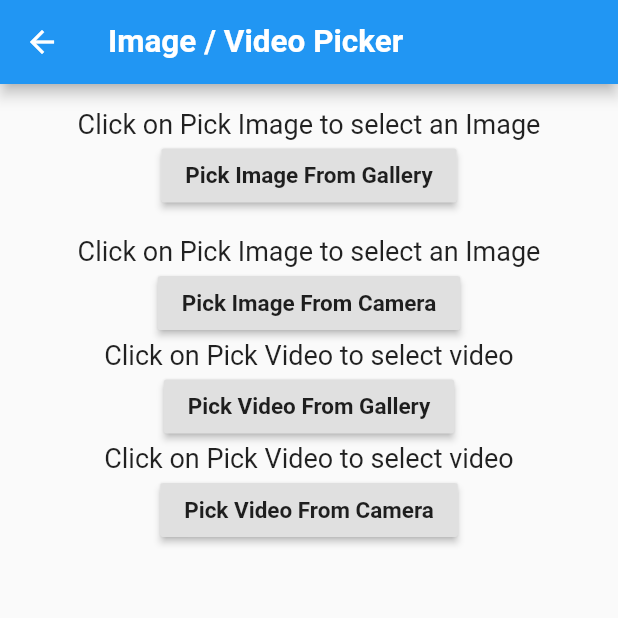
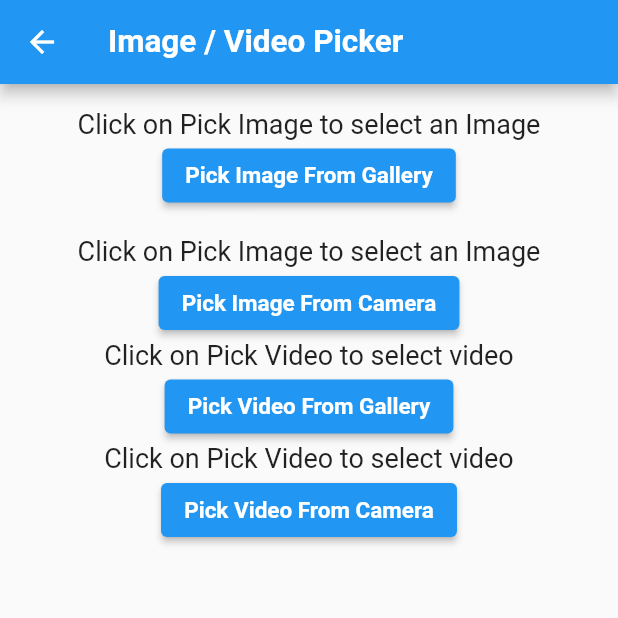
Before and after one commit to akashkoffeekodes/Plugins, a Flutter app: the Pluginclass screen opened directly, after a tap on "Image , video picker", on a phone screen of 412 x 824 dp, the top half of it. Run offline on Flutter 3.47's test engine with Material 2 defaults, Android fonts, the phone set to English and light mode, and no system bars; our stand-ins replace cached_network_image, carousel_pro, carousel_slider, cloud_firestore, device_info, firebase_core and 30 more; missing offline and left inert: agora_rtc_engine, background_location, country_pickers, declarative_refresh_indicator, flutter_barcode_scanner, flutter_polyline_points and 4 more; accounts and stored records are empty.

Commit message:
27/6/2022

```diff
--- a/lib/darkthem.dart
+++ b/lib/darkthem.dart
@@ -22,7 +22,7 @@ class Styles {
 
       focusColor: isDarkTheme ? Color(0xff0B2512) : Color(0xffA8DAB5),
       disabledColor: Colors.grey,
-      textSelectionColor: isDarkTheme ? Colors.white : Colors.black,
+      //textSelectionColor: isDarkTheme ? Colors.white : Colors.black,
       cardColor: isDarkTheme ? Color(0xFF151515) : Colors.white,
       canvasColor: isDarkTheme ? Colors.black : Colors.grey[50],
       brightness: isDarkTheme ? Brightness.dark : Brightness.light,
--- a/lib/geolocation.dart
+++ b/lib/geolocation.dart
@@ -38,7 +38,7 @@ class _GeolocationState extends State<Geolocation> {
                 if (_currentAddress != null) Text(
                     _currentAddress
                 ),
-                FlatButton(
+                ElevatedButton(
                   child: Text("Get location"),
                   onPressed: () {
                     _getCurrentLocation();
--- a/lib/imagepicker.dart
+++ b/lib/imagepicker.dart
@@ -92,7 +92,7 @@ class _MyHomePage0State extends State<MyHomePage0
                     "Click on Pick Image to select an Image",
                     style: TextStyle(fontSize: 18.0),
                   ),
-                RaisedButton(
+               ElevatedButton(
                   onPressed: () {
                     _pickImageFromGallery();
                   },
@@ -108,7 +108,7 @@ class _MyHomePage0State extends State<MyHomePage0
                     "Click on Pick Image to select an Image",
                     style: TextStyle(fontSize: 18.0),
                   ),
-                RaisedButton(
+                ElevatedButton(
                   onPressed: () {
                     _pickImageFromCamera();
                   },
@@ -126,7 +126,7 @@ class _MyHomePage0State extends State<MyHomePage0
                     "Click on Pick Video to select video",
                     style: TextStyle(fontSize: 18.0),
                   ),
-                RaisedButton(
+                ElevatedButton(
                   onPressed: () {
                     _pickVideo();
                   },
@@ -145,7 +145,7 @@ class _MyHomePage0State extends State<MyHomePage0
                     "Click on Pick Video to select video",
                     style: TextStyle(fontSize: 18.0),
                   ),
-                RaisedButton(
+                ElevatedButton(
                   onPressed: () {
                     _pickVideoFromCamera();
                   },
--- a/lib/main.dart
+++ b/lib/main.dart
@@ -11,7 +11,7 @@ import 'package:hive/hive.dart';
 import 'package:plugins/local/localization/demo_localization.dart';
 import 'package:plugins/animation.dart';
 import 'package:plugins/clipboard.dart';
-import 'package:plugins/condition%20pratice.dart';
+
 import 'package:plugins/darkthem.dart';
 import 'package:plugins/geolocation.dart';
 import 'package:plugins/googlepay.dart';
@@ -193,7 +193,7 @@ class _MyAppState extends State<MyApp> {
         theme: ThemeData(
           primarySwatch: Colors.blue,
         ),
-        home:MyApp10(),
+        home: Pluginclass(),
 
 
       //  LanguagePage(),
@@ -738,17 +738,7 @@ class _PluginclassState extends State<Pluginclass> {
                   child: Text("Dark them")),
 
 
-              SizedBox(
-                height: 15,
-              ),
-              ElevatedButton(
-                  onPressed: () {
-                    Navigator.push(
-                      context,
-                      MaterialPageRoute(builder: (context) => Con()),
-                    );
-                  },
-                  child: Text("conx")),
+
 
 
               SizedBox(
--- a/lib/shimmer.dart
+++ b/lib/shimmer.dart
@@ -123,7 +123,7 @@ class _LoadingListPageState extends State<LoadingListPage> {
             ),
             Padding(
               padding: const EdgeInsets.symmetric(vertical: 8.0),
-              child: FlatButton(
+              child: ElevatedButton(
                   onPressed: () {
                     setState(() {
                       _enabled = !_enabled;
--- a/lib/styletost.dart
+++ b/lib/styletost.dart
@@ -862,13 +862,13 @@ class _SecondPageState extends State<SecondPage> {
             Container(
               height: 50.0,
               margin: EdgeInsets.only(bottom: 20.0),
-              child: RaisedButton(
+              child: ElevatedButton(
                 onPressed: () {
                   showToast(
                     'This is normal toast',
                   );
                 },
-                color: Colors.blue,
+
                 child: Text(
                   "normal toast",
                   style: TextStyle(fontSize: 15.0, color: Colors.white),
--- a/lib/url.dart
+++ b/lib/url.dart
@@ -22,7 +22,7 @@ class _UrllauncherState extends State<Urllauncher> {
         title: Text("Url launcher"),
       ),
       body:Center(
-        child: RaisedButton(
+        child: ElevatedButton(
           onPressed: _launchURL,
           child: Text("Go to flutter ",style: TextStyle(fontSize: 15),),
         ),
```
Also changed, not shown: lib/condition pratice.dart (deleted, +0 -59 lines), lib/pincode.dart (+12 -11 lines), pubspec.lock.
